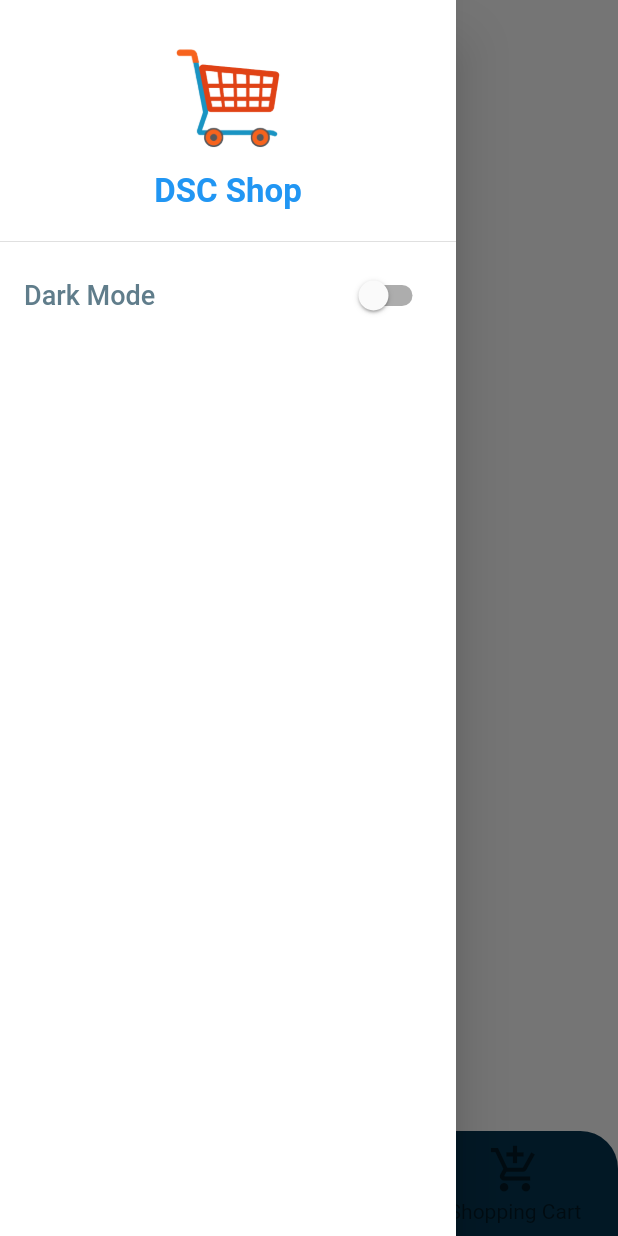
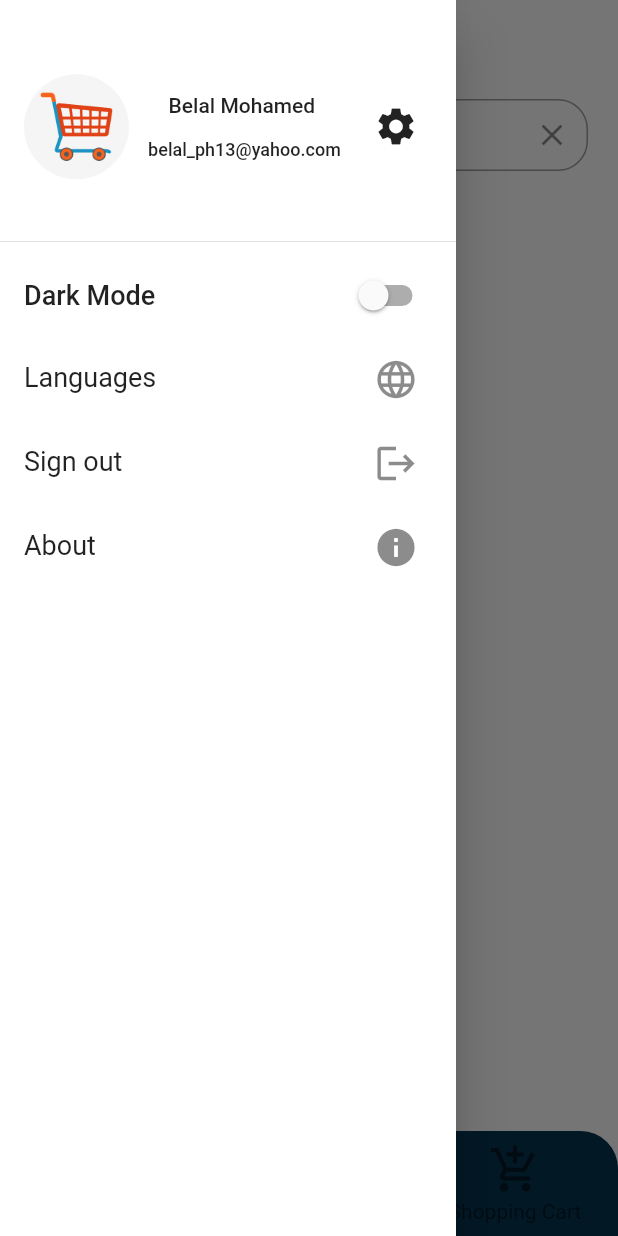
Before and after one commit to Belal13ify/DSC-Shop, a Flutter app: the HomeScreen screen opened directly, with the side drawer open, on a phone screen of 412 x 824 dp. Run offline on Flutter 3.47's test engine with Material 2 defaults, Android fonts, the phone set to English and light mode, and no system bars; our stand-ins replace firebase_auth, firebase_core, shared_preferences; missing offline and left inert: splash_screen_view; accounts and stored records are empty.

Commit message:
added about, signout and some other stuff

```diff
--- a/lib/main.dart
+++ b/lib/main.dart
@@ -21,7 +21,8 @@ class MyApp extends StatelessWidget {
         ChangeNotifierProvider<NavigationProvider>(
             create: (context) => NavigationProvider()),
         ChangeNotifierProvider<ThemeProvider>(
-            create: (context) => ThemeProvider())
+            create: (context) => ThemeProvider()),
+        ChangeNotifierProvider<Others>(create: (context) => Others()),
       ],
       child: MaterialAppWithTheme(),
     );
--- a/lib/providers/app_provider.dart
+++ b/lib/providers/app_provider.dart
@@ -1 +1,10 @@
 import 'package:flutter/material.dart';
+
+class Others extends ChangeNotifier {
+  bool secured = false;
+
+  void togglePassword() {
+    secured = !secured;
+    notifyListeners();
+  }
+}
--- a/lib/screens/products_screen.dart
+++ b/lib/screens/products_screen.dart
@@ -1,8 +1,16 @@
 import 'package:flutter/material.dart';
+import '../widgets/search.dart';
 
 class Products extends StatelessWidget {
   @override
   Widget build(BuildContext context) {
-    return Text("Welcome to the products Screen");
+    return Padding(
+      padding: EdgeInsets.all(10),
+      child: Column(
+        children: [
+          Search(),
+        ],
+      ),
+    );
   }
 }
--- a/lib/screens/splash_screen.dart
+++ b/lib/screens/splash_screen.dart
@@ -1,10 +1,13 @@
+import 'package:dsc_shop/providers/themeProvider.dart';
 import 'package:flutter/material.dart';
 import 'login_screen.dart';
 import 'package:splash_screen_view/SplashScreenView.dart';
+import 'package:provider/provider.dart';
 
 class SplashScreen extends StatelessWidget {
   @override
   Widget build(BuildContext context) {
+    Provider.of<ThemeProvider>(context).checkDarkMode();
     return SplashScreenView(
       navigateRoute: Login(),
       duration: 3000,
--- a/lib/widgets/botom_navigation.dart
+++ b/lib/widgets/botom_navigation.dart
@@ -1,6 +1,5 @@
 import 'package:flutter/material.dart';
 import 'package:provider/provider.dart';
-import '../providers/app_provider.dart';
 import 'package:dsc_shop/providers/navScreenProvider.dart';
 
 //Bottom Navigation bar widget
--- a/lib/widgets/drawer.dart
+++ b/lib/widgets/drawer.dart
@@ -1,4 +1,8 @@
 import 'package:dsc_shop/providers/themeProvider.dart';
+import 'package:dsc_shop/screens/about.dart';
+import 'package:dsc_shop/screens/login_screen.dart';
+import 'package:firebase_auth/firebase_auth.dart';
+import 'package:firebase_core/firebase_core.dart';
 import 'package:flutter/material.dart';
 import 'package:provider/provider.dart';
 import 'package:shared_preferences/shared_preferences.dart';
@@ -7,30 +11,46 @@ class DrawerSection extends StatelessWidget {
   @override
   Widget build(BuildContext context) {
     return Drawer(
+      child: Material(
         child: ListView(
           children: [
             DrawerHeader(
-            child: Column(
-              mainAxisAlignment: MainAxisAlignment.spaceEvenly,
+              child: Row(
+                mainAxisAlignment: MainAxisAlignment.spaceBetween,
                 children: [
-                Image.asset(
+                  CircleAvatar(
+                    radius: 35,
+                    child: Image.asset(
                       'assets/images/logo.png',
-                  width: 100,
+                      // width: 70,
+                    ),
+                  ),
+                  Column(
+                    mainAxisAlignment: MainAxisAlignment.center,
+                    children: [
+                      Text("Belal Mohamed "),
+                      SizedBox(
+                        height: 15,
                       ),
                       Text(
-                  'DSC Shop',
-                  style: TextStyle(
-                      fontSize: 22,
-                      fontWeight: FontWeight.bold,
-                      color: Colors.blue),
+                        "belal_ph13@yahoo.com",
+                        style: TextStyle(fontSize: 12),
+                      )
+                    ],
                   ),
+                  IconButton(
+                      onPressed: () {},
+                      icon: Icon(
+                        Icons.settings,
+                        size: 30,
+                      ))
                 ],
               ),
             ),
             ListTile(
               title: Text(
                 'Dark Mode',
-              style: TextStyle(fontSize: 18, color: Colors.blueGrey),
+                style: TextStyle(fontSize: 18),
               ),
 
               //Dark mode switch controller with GETX
@@ -45,8 +65,52 @@ class DrawerSection extends StatelessWidget {
                     Provider.of<ThemeProvider>(context, listen: false)
                         .checkDarkMode();
                   }),
-          )
+            ),
+            ListTile(
+              leading: Text(
+                "Languages",
+                style: TextStyle(fontSize: 18),
+              ),
+              trailing: IconButton(
+                  onPressed: () {},
+                  icon: Icon(
+                    Icons.language,
+                    size: 30,
+                  )),
+            ),
+            ListTile(
+              leading: Text(
+                "Sign out",
+                style: TextStyle(fontSize: 18),
+              ),
+              trailing: IconButton(
+                  onPressed: () async {
+                    await FirebaseAuth.instance.signOut();
+                    Navigator.of(context).pushReplacement(
+                        MaterialPageRoute(builder: (context) => Login()));
+                  },
+                  icon: Icon(
+                    Icons.logout,
+                    size: 30,
+                  )),
+            ),
+            ListTile(
+              leading: Text(
+                "About",
+                style: TextStyle(fontSize: 18),
+              ),
+              trailing: IconButton(
+                  onPressed: () {
+                    Navigator.push(context,
+                        MaterialPageRoute(builder: (context) => About()));
+                  },
+                  icon: Icon(
+                    Icons.info,
+                    size: 30,
+                  )),
+            ),
           ],
+        ),
       ),
     );
   }
--- /dev/null
+++ b/lib/widgets/search.dart
@@ -0,0 +1,40 @@
+import 'package:flutter/material.dart';
+
+class Search extends StatelessWidget {
+  @override
+  Widget build(BuildContext context) {
+    TextEditingController searchController = TextEditingController();
+    return Padding(
+        padding: const EdgeInsets.symmetric(horizontal: 10),
+        child: TextField(
+          onChanged: (val) {
+            // value.search(val);
+          },
+          controller: searchController,
+          style: TextStyle(
+            fontSize: 18,
+          ),
+          textAlign: TextAlign.center,
+          keyboardType: TextInputType.text,
+          decoration: InputDecoration(
+            contentPadding: EdgeInsets.all(10),
+            hintText: 'Search for a Product',
+            hintStyle: TextStyle(fontSize: 16),
+
+            //triggering the clear icon button in search field to clear the text field and close the search option
+            suffixIcon: IconButton(
+              icon: Icon(Icons.close),
+              onPressed: () {
+                // value.toggleSearch();
+                // textController.text = '';
+                // textController.clear();
+                FocusScope.of(context).requestFocus(FocusNode());
+              },
+            ),
+            border: OutlineInputBorder(
+              borderRadius: BorderRadius.all(Radius.circular(20.0)),
+            ),
+          ),
+        ));
+  }
+}
```
Also changed, not shown: lib/screens/about.dart (added, +52 -0 lines), lib/screens/login_screen.dart (+13 -13 lines). Lines whose indentation alone changed are shown as unchanged.
